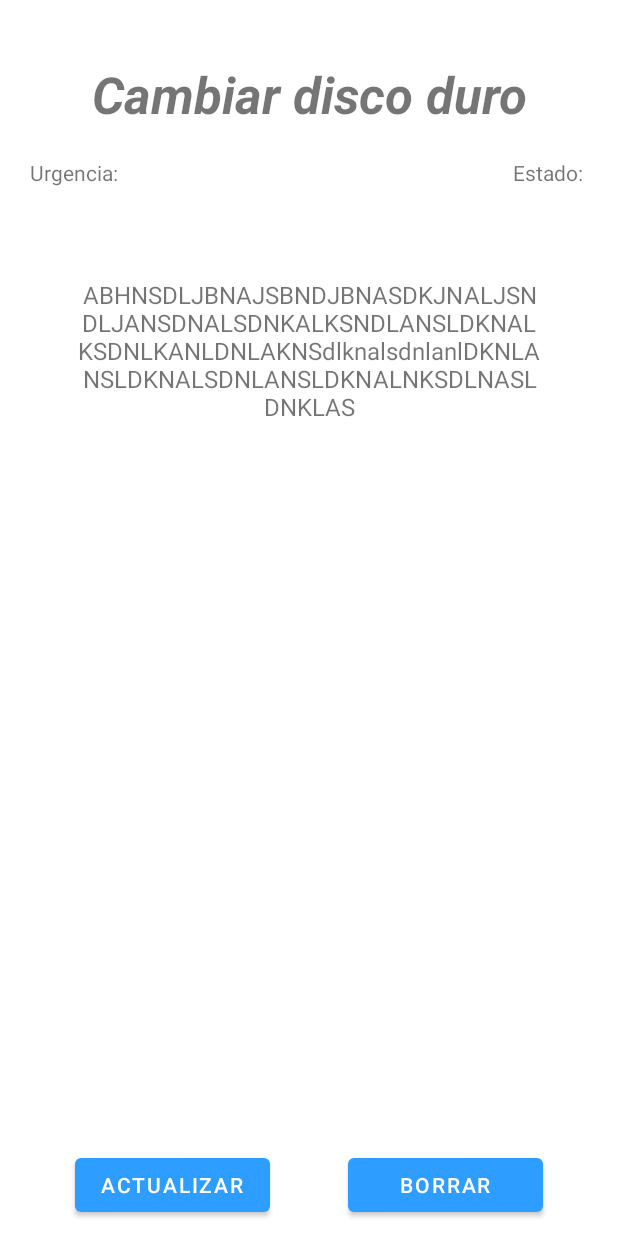
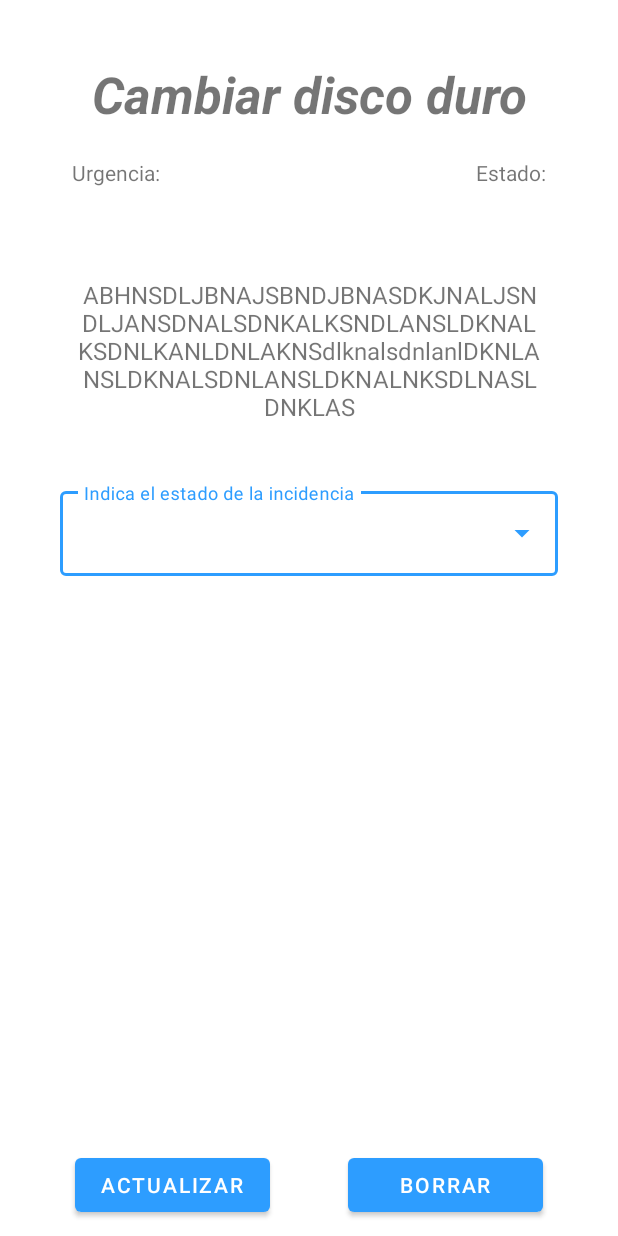
Before and after one commit to Jossan23/Glpi, an Android app: the layout fragment_detail_view.xml on its own in the app's theme, with its tools: preview values and no code run, on a phone screen of 412 x 824 dp. Run offline under Robolectric (Android 15) with nearby library versions, the phone set to English and light mode, and no system bars.

```diff
--- a/app/src/main/java/com/example/glpi/LoginActivity.java
+++ b/app/src/main/java/com/example/glpi/LoginActivity.java
@@ -53,7 +53,7 @@ public class LoginActivity extends AppCompatActivity {
         botonLogin = findViewById(R.id.botonLogin);
 
 
-        //autenticarUsuario("glpi","glpi");
+        autenticarUsuario("glpi","glpi");
 
 
         botonLogin.setOnClickListener(new View.OnClickListener() {
--- a/app/src/main/res/layout/fragment_detail_view.xml
+++ b/app/src/main/res/layout/fragment_detail_view.xml
@@ -28,7 +28,7 @@
         android:id="@+id/textViewUrgencyDetail"
         android:layout_width="wrap_content"
         android:layout_height="wrap_content"
-        android:layout_marginStart="20dp"
+        android:layout_marginStart="48dp"
         android:layout_marginTop="20dp"
         android:gravity="center"
         android:text="Urgencia: "
@@ -36,17 +36,26 @@
         app:layout_constraintStart_toStartOf="parent"
         app:layout_constraintTop_toBottomOf="@+id/textViewNameDetail" />
 
-    <TextView
-        android:id="@+id/textViewStateDetail"
-        android:layout_width="wrap_content"
+    <com.google.android.material.textfield.TextInputLayout
+        android:id="@+id/textInputLayoutDetail"
+        style="@style/Widget.MaterialComponents.TextInputLayout.OutlinedBox.ExposedDropdownMenu"
+        android:layout_width="match_parent"
         android:layout_height="wrap_content"
-        android:layout_marginTop="20dp"
-        android:layout_marginEnd="20dp"
-        android:gravity="center"
-        android:text="Estado: "
-        android:textSize="14sp"
+        android:layout_margin="40dp"
+        android:hint="Indica el estado de la incidencia"
         app:layout_constraintEnd_toEndOf="parent"
-        app:layout_constraintTop_toBottomOf="@+id/textViewNameDetail" />
+        app:layout_constraintStart_toStartOf="parent"
+        app:layout_constraintTop_toBottomOf="@+id/textViewContentDetail">
+
+        <AutoCompleteTextView
+
+            android:id="@+id/autoCompleteStatusDetail"
+            android:layout_width="match_parent"
+            android:layout_height="wrap_content"
+            android:inputType="none">
+
+        </AutoCompleteTextView>
+    </com.google.android.material.textfield.TextInputLayout>
 
     <TextView
         android:id="@+id/textViewContentDetail"
@@ -92,4 +101,14 @@
         app:layout_constraintHorizontal_bias="0.498"
         app:layout_constraintStart_toStartOf="parent" />
 
+    <TextView
+        android:id="@+id/textViewStateDetail"
+        android:layout_width="wrap_content"
+        android:layout_height="wrap_content"
+        android:layout_marginTop="20dp"
+        android:layout_marginEnd="48dp"
+        android:text="Estado:"
+        app:layout_constraintEnd_toEndOf="parent"
+        app:layout_constraintTop_toBottomOf="@+id/textViewNameDetail" />
+
 </androidx.constraintlayout.widget.ConstraintLayout>
```
Also changed, not shown: app/src/main/java/com/example/glpi/api/get/Ticket.java (+19 -4 lines), app/src/main/java/com/example/glpi/api/interfaces/JsonPlaceHolderApi.java (+15 -0 lines), app/src/main/java/com/example/glpi/fragments/DetailViewFragment.java (+138 -2 lines).
